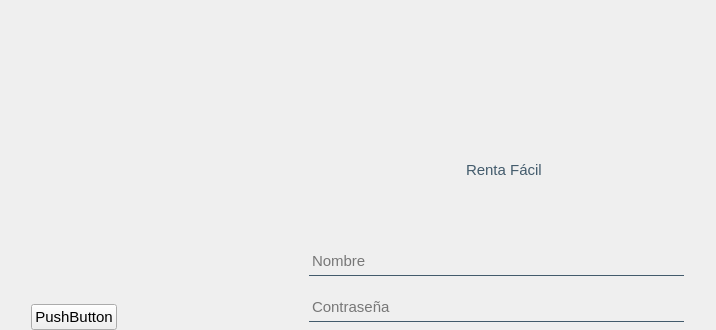
Above: RentaFacil/rentafacil.ui from carlosnoe7/is2xp before the change; both pictures show x 0 to 716 and y 0 to 330 of the 900 by 500 pixel window. Below: the same form after it.
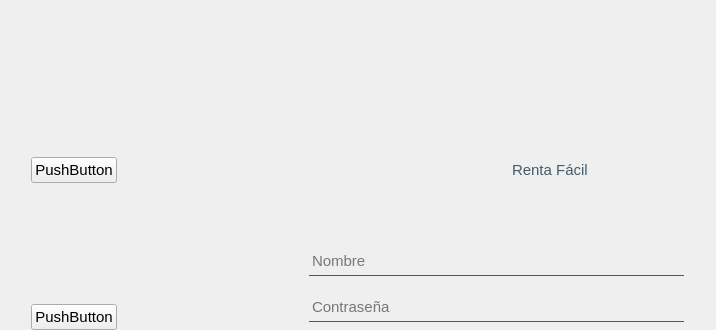
That is the form after the change. Icons and pictures are not drawn.

Commit message: boton extra

```diff
--- a/RentaFacil/rentafacil.ui
+++ b/RentaFacil/rentafacil.ui
@@ -324,6 +324,13 @@
        </item>
        <item>
         <layout class="QHBoxLayout" name="horizontalLayout_9">
+         <item>
+          <widget class="QPushButton" name="pushButton_3">
+           <property name="text">
+            <string>PushButton</string>
+           </property>
+          </widget>
+         </item>
          <item>
           <spacer name="horizontalSpacer_14">
            <property name="orientation">
```
The commit also changes 2 other files.
